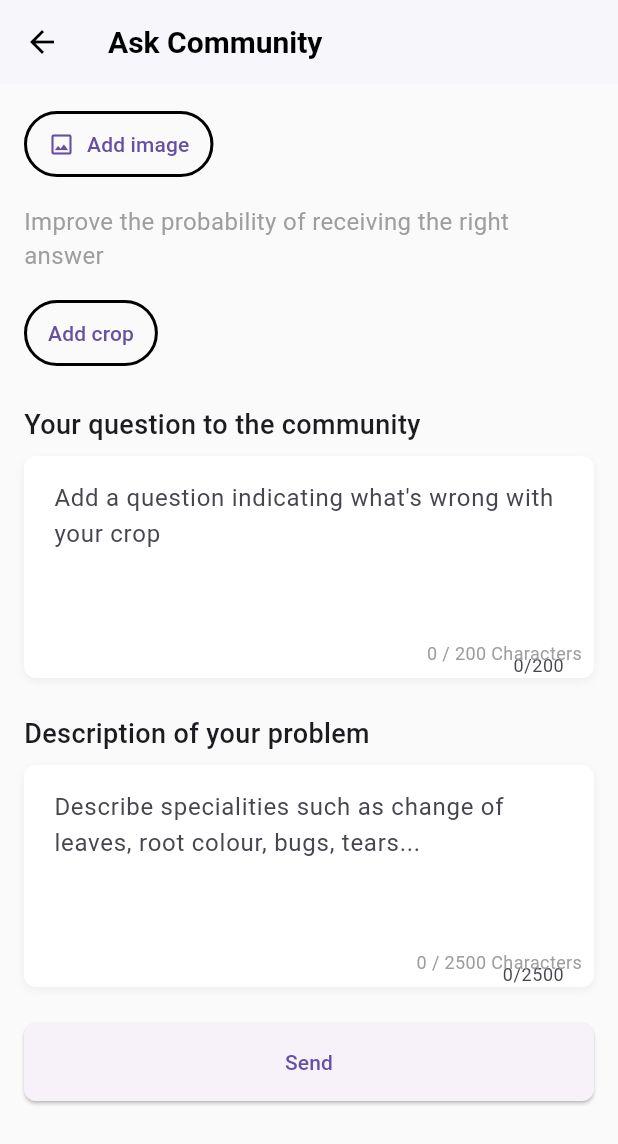
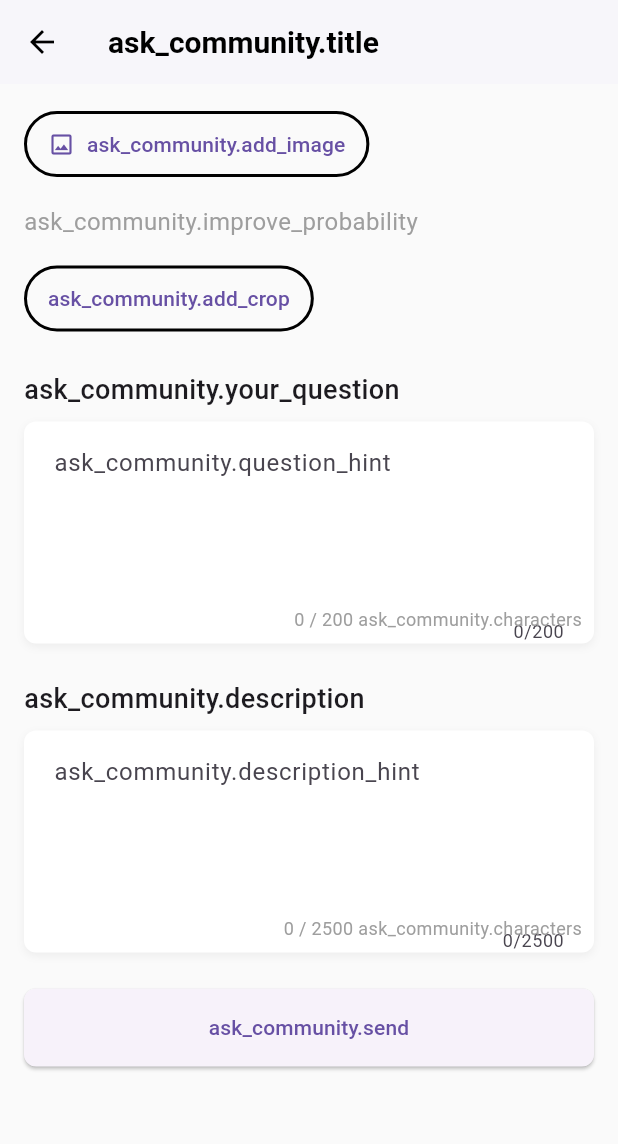
Before and after one commit to ShwetaRajputsk/cdd, a Flutter app: the AskCommunityScreen screen opened by its route, on a phone screen of 412 x 824 dp. Shown: the top 1144 px of the screen. Run offline on Flutter 3.47's test engine with Material 3 defaults, Android fonts, the phone set to English and light mode, and no system bars; our stand-ins replace camera, cloud_firestore, easy_localization, firebase_auth, firebase_core, firebase_storage and 2 more; accounts and stored records are empty; network calls fail.

Commit message:
Update ask.dart

```diff
--- a/lib/ask.dart
+++ b/lib/ask.dart
@@ -5,7 +5,8 @@ import 'package:cloud_firestore/cloud_firestore.dart';
 import 'package:firebase_storage/firebase_storage.dart';
 import 'package:image_picker/image_picker.dart';
 import 'dart:typed_data';
-import 'package:firebase_auth/firebase_auth.dart'; // Firebase Auth
+import 'package:firebase_auth/firebase_auth.dart';
+import 'package:easy_localization/easy_localization.dart'; // For .tr()
 
 class AskCommunityScreen extends StatefulWidget {
   const AskCommunityScreen({Key? key}) : super(key: key);
@@ -59,7 +60,7 @@ class _AskCommunityScreenState extends State<AskCommunityScreen> {
     // Validate fields
     if (question.isEmpty || description.isEmpty) {
       ScaffoldMessenger.of(context).showSnackBar(
-        SnackBar(content: Text("Question and description cannot be empty")),
+        SnackBar(content: Text("ask_community.validation_empty".tr())),
       );
       return;
     }
@@ -79,7 +80,7 @@ class _AskCommunityScreenState extends State<AskCommunityScreen> {
     }
 
     // If name is not set, fallback to 'Anonymous'
-    userName = userName.isEmpty ? 'Anonymous' : userName;
+    userName = userName.isEmpty ? 'ask_community.anonymous'.tr() : userName;
 
     final userId = user?.uid ?? ''; // Use user ID
 
@@ -121,7 +122,7 @@ class _AskCommunityScreenState extends State<AskCommunityScreen> {
       } catch (e) {
         print("Error uploading image: $e");
         ScaffoldMessenger.of(context).showSnackBar(
-          SnackBar(content: Text("Error uploading image")),
+          SnackBar(content: Text("ask_community.image_upload_error".tr())),
         );
         return;
       }
@@ -130,13 +131,13 @@ class _AskCommunityScreenState extends State<AskCommunityScreen> {
     try {
       await postRef.set(postData);
       ScaffoldMessenger.of(context).showSnackBar(
-        SnackBar(content: Text("Post submitted successfully")),
+        SnackBar(content: Text("ask_community.post_success".tr())),
       );
       Navigator.pop(context);
     } catch (e) {
       print("Error saving post: $e");
       ScaffoldMessenger.of(context).showSnackBar(
-        SnackBar(content: Text("Error saving post: $e")),
+        SnackBar(content: Text("${"ask_community.post_error".tr()}: $e")),
       );
     }
   }
@@ -152,9 +153,9 @@ class _AskCommunityScreenState extends State<AskCommunityScreen> {
           icon: const Icon(Icons.arrow_back, color: Colors.black),
           onPressed: () => Navigator.pop(context),
         ),
-        title: const Text(
-          'Ask Community',
-          style: TextStyle(
+        title: Text(
+          'ask_community.title'.tr(),
+          style: const TextStyle(
             color: Colors.black,
             fontSize: 20,
             fontWeight: FontWeight.w600,
@@ -170,7 +171,7 @@ class _AskCommunityScreenState extends State<AskCommunityScreen> {
               OutlinedButton.icon(
                 onPressed: _pickImage,
                 icon: const Icon(Icons.image_outlined),
-                label: const Text('Add image'),
+                label: Text('ask_community.add_image'.tr()),
                 style: OutlinedButton.styleFrom(
                   side: const BorderSide(width: 2),
                   padding: const EdgeInsets.symmetric(
@@ -195,9 +196,9 @@ class _AskCommunityScreenState extends State<AskCommunityScreen> {
                         ),
                 ),
               const SizedBox(height: 16),
-              const Text(
-                'Improve the probability of receiving the right answer',
-                style: TextStyle(
+              Text(
+                'ask_community.improve_probability'.tr(),
+                style: const TextStyle(
                   color: Colors.grey,
                   fontSize: 16,
                 ),
@@ -205,7 +206,7 @@ class _AskCommunityScreenState extends State<AskCommunityScreen> {
               const SizedBox(height: 16),
               OutlinedButton(
                 onPressed: () {},
-                child: const Text('Add crop'),
+                child: Text('ask_community.add_crop'.tr()),
                 style: OutlinedButton.styleFrom(
                   side: const BorderSide(width: 2),
                   padding: const EdgeInsets.symmetric(
@@ -215,9 +216,9 @@ class _AskCommunityScreenState extends State<AskCommunityScreen> {
                 ),
               ),
               const SizedBox(height: 24),
-              const Text(
-                'Your question to the community',
-                style: TextStyle(
+              Text(
+                'ask_community.your_question'.tr(),
+                style: const TextStyle(
                   fontSize: 18,
                   fontWeight: FontWeight.w500,
                 ),
@@ -241,12 +242,12 @@ class _AskCommunityScreenState extends State<AskCommunityScreen> {
                       controller: _questionController,
                       maxLength: 200,
                       maxLines: 4,
-                      decoration: const InputDecoration(
-                        hintText: "Add a question indicating what's wrong with your crop",
-                        border: OutlineInputBorder(
+                      decoration: InputDecoration(
+                        hintText: "ask_community.question_hint".tr(),
+                        border: const OutlineInputBorder(
                           borderSide: BorderSide.none,
                         ),
-                        contentPadding: EdgeInsets.all(16),
+                        contentPadding: const EdgeInsets.all(16),
                       ),
                       onChanged: (text) => setState(() {}),
                     ),
@@ -254,7 +255,7 @@ class _AskCommunityScreenState extends State<AskCommunityScreen> {
                       right: 8,
                       bottom: 8,
                       child: Text(
-                        '${_questionController.text.length} / 200 Characters',
+                        '${_questionController.text.length} / 200 ${"ask_community.characters".tr()}',
                         style: const TextStyle(
                           color: Colors.grey,
                           fontSize: 12,
@@ -265,9 +266,9 @@ class _AskCommunityScreenState extends State<AskCommunityScreen> {
                 ),
               ),
               const SizedBox(height: 24),
-              const Text(
-                'Description of your problem',
-                style: TextStyle(
+              Text(
+                'ask_community.description'.tr(),
+                style: const TextStyle(
                   fontSize: 18,
                   fontWeight: FontWeight.w500,
                 ),
@@ -291,12 +292,12 @@ class _AskCommunityScreenState extends State<AskCommunityScreen> {
                       controller: _descriptionController,
                       maxLength: 2500,
                       maxLines: 4,
-                      decoration: const InputDecoration(
-                        hintText: 'Describe specialities such as change of leaves, root colour, bugs, tears...',
-                        border: OutlineInputBorder(
+                      decoration: InputDecoration(
+                        hintText: 'ask_community.description_hint'.tr(),
+                        border: const OutlineInputBorder(
                           borderSide: BorderSide.none,
                         ),
-                        contentPadding: EdgeInsets.all(16),
+                        contentPadding: const EdgeInsets.all(16),
                       ),
                       onChanged: (text) => setState(() {}),
                     ),
@@ -304,7 +305,7 @@ class _AskCommunityScreenState extends State<AskCommunityScreen> {
                       right: 8,
                       bottom: 8,
                       child: Text(
-                        '${_descriptionController.text.length} / 2500 Characters',
+                        '${_descriptionController.text.length} / 2500 ${"ask_community.characters".tr()}',
                         style: const TextStyle(
                           color: Colors.grey,
                           fontSize: 12,
@@ -319,7 +320,7 @@ class _AskCommunityScreenState extends State<AskCommunityScreen> {
                 width: double.infinity,
                 child: ElevatedButton(
                   onPressed: _submitPost,
-                  child: const Text('Send'),
+                  child: Text('ask_community.send'.tr()),
                   style: ElevatedButton.styleFrom(
                     padding: const EdgeInsets.symmetric(vertical: 16),
                     shape: RoundedRectangleBorder(
```
